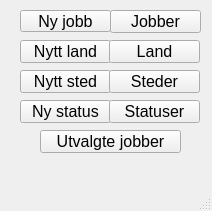
The window that src/QT/jobber/jobber/mainwindow.ui (andersbo87/sources) describes before a commit, drawn with Qt 5.
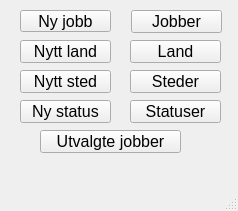
The same window after the commit. Icons and pictures are not drawn.

```diff
--- a/src/QT/jobber/jobber/mainwindow.ui
+++ b/src/QT/jobber/jobber/mainwindow.ui
@@ -6,7 +6,7 @@
    <rect>
     <x>0</x>
     <y>0</y>
-    <width>212</width>
+    <width>238</width>
     <height>211</height>
    </rect>
   </property>
@@ -40,7 +40,7 @@
    <widget class="QPushButton" name="btn_ShowJobs">
     <property name="geometry">
      <rect>
-      <x>110</x>
+      <x>131</x>
       <y>10</y>
       <width>91</width>
       <height>23</height>
@@ -79,7 +79,7 @@
    <widget class="QPushButton" name="btn_ShowCities">
     <property name="geometry">
      <rect>
-      <x>109</x>
+      <x>130</x>
       <y>70</y>
       <width>91</width>
       <height>23</height>
@@ -92,7 +92,7 @@
    <widget class="QPushButton" name="btn_ShowStatuses">
     <property name="geometry">
      <rect>
-      <x>109</x>
+      <x>130</x>
       <y>100</y>
       <width>91</width>
       <height>23</height>
@@ -118,7 +118,7 @@
    <widget class="QPushButton" name="btn_showCountries">
     <property name="geometry">
      <rect>
-      <x>109</x>
+      <x>130</x>
       <y>40</y>
       <width>91</width>
       <height>23</height>
```
